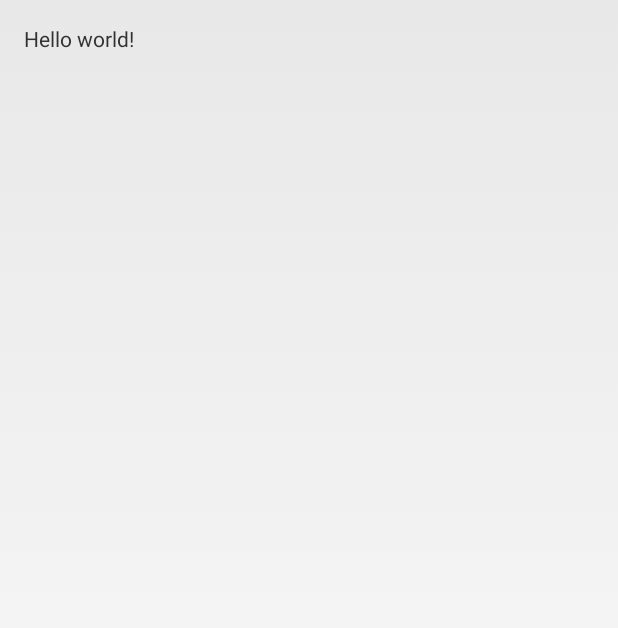
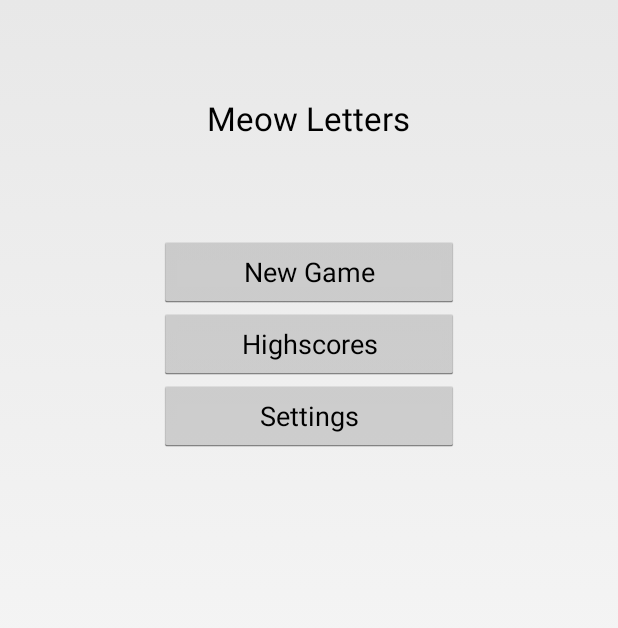
Before and after one commit to ana-balica/meow_letters, an Android app: the screen it shows after launch (MainActivity), on a phone screen of 412 x 824 dp. Before the commit the part shown is almost empty. Shown: the top 628 px of the screen. Run offline under Robolectric (Android 15) with nearby library versions, the phone set to English and light mode, and no system bars.

Commit message:
main/menu activity simple UI
Doesn't include any styling at this stage and
no variations for different screen sizes or
landscape mode.

```diff
--- a/app/src/main/res/layout/activity_main.xml
+++ b/app/src/main/res/layout/activity_main.xml
@@ -1,11 +1,37 @@
-<RelativeLayout xmlns:android="http://schemas.android.com/apk/res/android"
-    xmlns:tools="http://schemas.android.com/tools" android:layout_width="match_parent"
-    android:layout_height="match_parent" android:paddingLeft="@dimen/activity_horizontal_margin"
-    android:paddingRight="@dimen/activity_horizontal_margin"
-    android:paddingTop="@dimen/activity_vertical_margin"
-    android:paddingBottom="@dimen/activity_vertical_margin" tools:context=".MainActivity">
+<LinearLayout xmlns:android="http://schemas.android.com/apk/res/android"
+    xmlns:tools="http://schemas.android.com/tools"
+    android:layout_width="match_parent"
+    android:layout_height="match_parent"
+    android:orientation="vertical">
 
-    <TextView android:text="@string/hello_world" android:layout_width="wrap_content"
-        android:layout_height="wrap_content" />
+    <TextView
+        android:layout_width="wrap_content"
+        android:layout_height="wrap_content"
+        android:textAppearance="?android:attr/textAppearanceLarge"
+        android:text="@string/app_name"
+        android:id="@+id/textView"
+        android:layout_gravity="center_horizontal"
+        android:paddingTop="@dimen/menu_title_top_padding"
+        android:paddingBottom="@dimen/menu_title_bottom_padding" />
 
-</RelativeLayout>
+    <Button
+        android:layout_width="@dimen/menu_button_width"
+        android:layout_height="wrap_content"
+        android:text="@string/new_game"
+        android:id="@+id/new_game_button"
+        android:layout_gravity="center_horizontal" />
+
+    <Button
+        android:layout_width="@dimen/menu_button_width"
+        android:layout_height="wrap_content"
+        android:text="@string/highscores"
+        android:id="@+id/highscores_button"
+        android:layout_gravity="center_horizontal" />
+
+    <Button
+        android:layout_width="@dimen/menu_button_width"
+        android:layout_height="wrap_content"
+        android:text="@string/settings"
+        android:id="@+id/settings_button"
+        android:layout_gravity="center_horizontal" />
+</LinearLayout>
--- a/app/src/main/res/values/dimens.xml
+++ b/app/src/main/res/values/dimens.xml
@@ -1,5 +1,7 @@
 <resources>
-    <!-- Default screen margins, per the Android Design guidelines. -->
     <dimen name="activity_horizontal_margin">16dp</dimen>
     <dimen name="activity_vertical_margin">16dp</dimen>
+    <dimen name="menu_title_top_padding">64dp</dimen>
+    <dimen name="menu_title_bottom_padding">64dp</dimen>
+    <dimen name="menu_button_width">200dp</dimen>
 </resources>
--- a/app/src/main/res/values/strings.xml
+++ b/app/src/main/res/values/strings.xml
@@ -1,8 +1,10 @@
 <?xml version="1.0" encoding="utf-8"?>
 <resources>
+    <string name="app_name">Meow Letters</string>
+    <string name="action_settings">Settings</string>
+    <string name="title_activity_main">MainActivity</string>
 
-    <string name="app_name">MeowLetters</string>
-    <string name="hello_world">Hello world!</string>
-    <string name="action_settings">Settings</string>
-
+    <string name="new_game">New Game</string>
+    <string name="highscores">Highscores</string>
+    <string name="settings">Settings</string>
 </resources>
```
